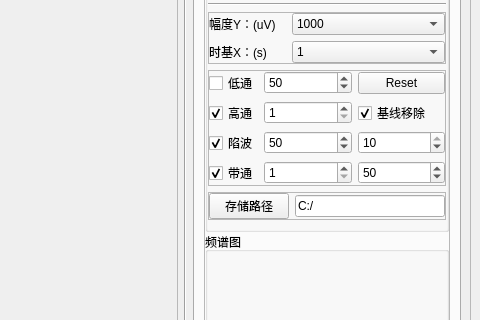
This is EMG/ui/mainWindow.ui in Bayyys/EMGexe as Qt 5 draws it before an edit; both pictures show x 780 to 1260 and y 310 to 630 of the 1260 by 865 pixel window. The edited form follows.
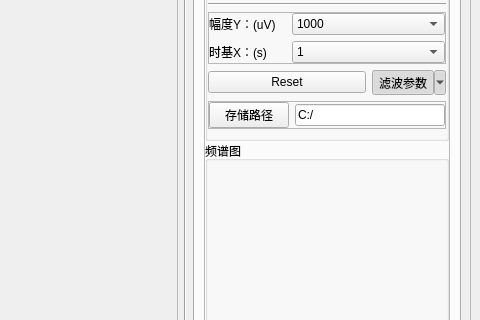
This is the edited form.

Commit message: M "增加下拉列表修改参数" bayyy-23.04.12

What changed in the file:
```diff
--- a/EMG/ui/mainWindow.ui
+++ b/EMG/ui/mainWindow.ui
@@ -760,235 +760,46 @@
                   </widget>
                  </item>
                  <item>
-                  <widget class="QFrame" name="frameParams">
-                   <property name="sizePolicy">
-                    <sizepolicy hsizetype="Preferred" vsizetype="Fixed">
-                     <horstretch>0</horstretch>
-                     <verstretch>0</verstretch>
-                    </sizepolicy>
-                   </property>
-                   <property name="frameShape">
-                    <enum>QFrame::StyledPanel</enum>
-                   </property>
-                   <property name="frameShadow">
-                    <enum>QFrame::Raised</enum>
-                   </property>
-                   <layout class="QGridLayout" name="gridLayout_3">
-                    <property name="leftMargin">
-                     <number>0</number>
-                    </property>
-                    <property name="topMargin">
-                     <number>0</number>
-                    </property>
-                    <property name="rightMargin">
-                     <number>0</number>
-                    </property>
-                    <property name="bottomMargin">
-                     <number>0</number>
-                    </property>
-                    <item row="4" column="0">
-                     <widget class="QCheckBox" name="ck_notch">
-                      <property name="sizePolicy">
-                       <sizepolicy hsizetype="Expanding" vsizetype="Fixed">
-                        <horstretch>1</horstretch>
-                        <verstretch>0</verstretch>
-                       </sizepolicy>
-                      </property>
-                      <property name="text">
-                       <string>陷波</string>
-                      </property>
-                      <property name="checked">
-                       <bool>true</bool>
-                      </property>
-                     </widget>
-                    </item>
-                    <item row="5" column="3">
-                     <widget class="QSpinBox" name="sb_band_stop">
-                      <property name="sizePolicy">
-                       <sizepolicy hsizetype="Expanding" vsizetype="Fixed">
-                        <horstretch>2</horstretch>
-                        <verstretch>0</verstretch>
-                       </sizepolicy>
-                      </property>
-                      <property name="minimum">
-                       <number>1</number>
-                      </property>
-                      <property name="maximum">
-                       <number>100</number>
-                      </property>
-                      <property name="value">
-                       <number>50</number>
-                      </property>
-                     </widget>
-                    </item>
-                    <item row="2" column="1">
-                     <widget class="QSpinBox" name="sb_low">
-                      <property name="sizePolicy">
-                       <sizepolicy hsizetype="Expanding" vsizetype="Fixed">
-                        <horstretch>2</horstretch>
-                        <verstretch>0</verstretch>
-                       </sizepolicy>
-                      </property>
-                      <property name="minimum">
-                       <number>1</number>
-                      </property>
-                      <property name="maximum">
-                       <number>100</number>
-                      </property>
-                      <property name="value">
-                       <number>50</number>
-                      </property>
-                     </widget>
-                    </item>
-                    <item row="3" column="0">
-                     <widget class="QCheckBox" name="ck_high">
-                      <property name="sizePolicy">
-                       <sizepolicy hsizetype="Expanding" vsizetype="Fixed">
-                        <horstretch>1</horstretch>
-                        <verstretch>0</verstretch>
-                       </sizepolicy>
-                      </property>
-                      <property name="text">
-                       <string>高通</string>
-                      </property>
-                      <property name="checked">
-                       <bool>true</bool>
-                      </property>
-                     </widget>
-                    </item>
-                    <item row="4" column="3">
-                     <widget class="QSpinBox" name="sb_notch_param">
-                      <property name="sizePolicy">
-                       <sizepolicy hsizetype="Expanding" vsizetype="Fixed">
-                        <horstretch>2</horstretch>
-                        <verstretch>0</verstretch>
-                       </sizepolicy>
-                      </property>
-                      <property name="minimum">
-                       <number>1</number>
-                      </property>
-                      <property name="maximum">
-                       <number>10</number>
-                      </property>
-                      <property name="value">
-                       <number>10</number>
-                      </property>
-                     </widget>
-                    </item>
-                    <item row="5" column="0">
-                     <widget class="QCheckBox" name="ck_band">
-                      <property name="sizePolicy">
-                       <sizepolicy hsizetype="Expanding" vsizetype="Fixed">
-                        <horstretch>1</horstretch>
-                        <verstretch>0</verstretch>
-                       </sizepolicy>
-                      </property>
-                      <property name="text">
-                       <string>带通</string>
-                      </property>
-                      <property name="checked">
-                       <bool>true</bool>
-                      </property>
-                     </widget>
-                    </item>
-                    <item row="4" column="1">
-                     <widget class="QSpinBox" name="sb_notch_cutoff">
-                      <property name="sizePolicy">
-                       <sizepolicy hsizetype="Expanding" vsizetype="Fixed">
-                        <horstretch>2</horstretch>
-                        <verstretch>0</verstretch>
-                       </sizepolicy>
-                      </property>
-                      <property name="minimum">
-                       <number>40</number>
-                      </property>
-                      <property name="maximum">
-                       <number>60</number>
-                      </property>
-                      <property name="value">
-                       <number>50</number>
-                      </property>
-                     </widget>
-                    </item>
-                    <item row="3" column="1">
-                     <widget class="QSpinBox" name="sb_high">
-                      <property name="sizePolicy">
-                       <sizepolicy hsizetype="Expanding" vsizetype="Fixed">
-                        <horstretch>2</horstretch>
-                        <verstretch>0</verstretch>
-                       </sizepolicy>
-                      </property>
-                      <property name="minimum">
-                       <number>1</number>
-                      </property>
-                      <property name="maximum">
-                       <number>50</number>
-                      </property>
-                     </widget>
-                    </item>
-                    <item row="5" column="1">
-                     <widget class="QSpinBox" name="sb_band_pass">
-                      <property name="sizePolicy">
-                       <sizepolicy hsizetype="Expanding" vsizetype="Fixed">
-                        <horstretch>2</horstretch>
-                        <verstretch>0</verstretch>
-                       </sizepolicy>
-                      </property>
-                      <property name="buttonSymbols">
-                       <enum>QAbstractSpinBox::UpDownArrows</enum>
-                      </property>
-                      <property name="minimum">
-                       <number>1</number>
-                      </property>
-                      <property name="maximum">
-                       <number>100</number>
-                      </property>
-                     </widget>
-                    </item>
-                    <item row="2" column="0">
-                     <widget class="QCheckBox" name="ck_low">
-                      <property name="sizePolicy">
-                       <sizepolicy hsizetype="Expanding" vsizetype="Fixed">
-                        <horstretch>1</horstretch>
-                        <verstretch>0</verstretch>
-                       </sizepolicy>
-                      </property>
-                      <property name="text">
-                       <string>低通</string>
-                      </property>
-                     </widget>
-                    </item>
-                    <item row="3" column="3">
-                     <widget class="QCheckBox" name="ck_baseline">
-                      <property name="sizePolicy">
-                       <sizepolicy hsizetype="Expanding" vsizetype="Fixed">
-                        <horstretch>2</horstretch>
-                        <verstretch>0</verstretch>
-                       </sizepolicy>
-                      </property>
-                      <property name="text">
-                       <string>基线移除</string>
-                      </property>
-                      <property name="checked">
-                       <bool>true</bool>
-                      </property>
-                     </widget>
-                    </item>
-                    <item row="2" column="3">
-                     <widget class="QPushButton" name="btn_reset">
-                      <property name="sizePolicy">
-                       <sizepolicy hsizetype="Expanding" vsizetype="Fixed">
-                        <horstretch>0</horstretch>
-                        <verstretch>0</verstretch>
-                       </sizepolicy>
-                      </property>
-                      <property name="text">
-                       <string>Reset</string>
-                      </property>
-                     </widget>
-                    </item>
-                   </layout>
-                  </widget>
+                  <layout class="QHBoxLayout" name="horizontalLayout">
+                   <item>
+                    <widget class="QPushButton" name="btn_reset">
+                     <property name="sizePolicy">
+                      <sizepolicy hsizetype="Expanding" vsizetype="Fixed">
+                       <horstretch>0</horstretch>
+                       <verstretch>0</verstretch>
+                      </sizepolicy>
+                     </property>
+                     <property name="text">
+                      <string>Reset</string>
+                     </property>
+                    </widget>
+                   </item>
+                   <item>
+                    <widget class="QToolButton" name="tb_filter">
+                     <property name="sizePolicy">
+                      <sizepolicy hsizetype="Fixed" vsizetype="Expanding">
+                       <horstretch>0</horstretch>
+                       <verstretch>0</verstretch>
+                      </sizepolicy>
+                     </property>
+                     <property name="text">
+                      <string>滤波参数</string>
+                     </property>
+                     <property name="checkable">
+                      <bool>true</bool>
+                     </property>
+                     <property name="checked">
+                      <bool>true</bool>
+                     </property>
+                     <property name="popupMode">
+                      <enum>QToolButton::MenuButtonPopup</enum>
+                     </property>
+                     <property name="toolButtonStyle">
+                      <enum>Qt::ToolButtonTextBesideIcon</enum>
+                     </property>
+                    </widget>
+                   </item>
+                  </layout>
                  </item>
                  <item>
                   <widget class="QFrame" name="frameFile">
```
Left out of the diff: 42 changed lines with no effect on the pictures. The commit also changes 17 other files.
